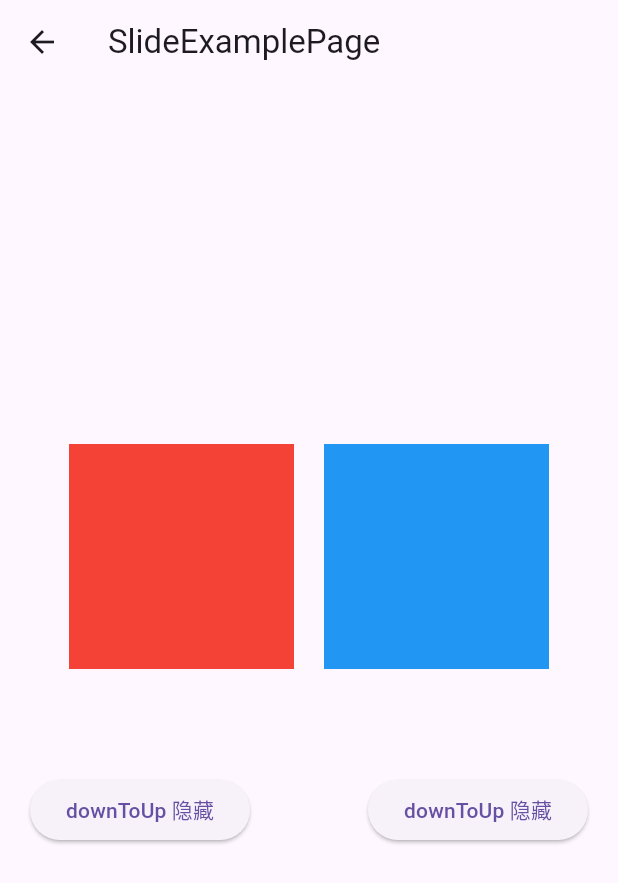
After one commit to 7-bit11/extension_animation, a Flutter app: the screen it shows after launch, after a tap on "slideUpOut&slideDownOut", on a phone screen of 412 x 824 dp. The commit adds this screen. Shown: the top 883 px of the screen. Run offline on Flutter 3.47's test engine with Material 3 defaults, Android fonts, the phone set to English and light mode, and no system bars.

Commit message:
✨ feat(SlideOutExample):

```diff
--- a/example/lib/main.dart
+++ b/example/lib/main.dart
@@ -1,6 +1,7 @@
 import 'package:extension_animation/extension/animation_extension.dart';
 import 'package:extension_animation_example/page/fade_example.dart';
 import 'package:extension_animation_example/page/slide_example.dart';
+import 'package:extension_animation_example/page/slide_out_example.dart';
 import 'package:flutter/material.dart';
 
 void main() {
@@ -69,17 +70,7 @@ class _HomePageState extends State<HomePage> {
         child: Padding(
           padding: const EdgeInsets.all(20.0),
           child: ListView(
-            children:
-                //     List.generate(2, (index) {
-                //   return
-                //   _buildItem("example fadeIn&fadeOut", "淡入淡出", () {
-                //     Navigator.push(
-                //       context,
-                //       MaterialPageRoute(builder: (_) => const FadeExamplePage()),
-                //     );
-                //   }).sildeUp();
-                // })
-                [
+            children: [
               _buildItem("example fadeIn&fadeOut", "淡入淡出", () {
                 Navigator.push(
                   context,
@@ -93,41 +84,14 @@ class _HomePageState extends State<HomePage> {
                   MaterialPageRoute(builder: (_) => const SlideExamplePage()),
                 );
               }),
-              _isVisible
-                  ? Container(
-                      width: 150,
-                      height: 150,
-                      color: Colors.red,
-                    )
-                      .sildeUp(
-
-                          ///动画时间
-                          duration: const Duration(seconds: 1),
-                          //延迟时间
-                          //delay: const Duration(seconds: 1),
-                          //动画曲线
-                          curve: Curves.easeInOut)
-                      .fadeIn()
-                      .sildeUpOut(
-                          onCreate: (controller) =>
-                              this.controller = controller)
-                  : const SizedBox(
-                      width: 150,
-                      height: 150,
-                    ).fadeIn(),
-              const SizedBox(height: 50),
-              ElevatedButton(
-                onPressed: () async {
-                  await controller?.forward().then((_) {
-                    debugPrint("动画执行成功！！");
-                  });
-                  controller = null;
-                  setState(() {
-                    _isVisible = !_isVisible;
-                  });
-                },
-                child: Text(_isVisible ? "隐藏" : "显示"),
-              ),
+              const SizedBox(height: 20),
+              _buildItem("slideUpOut&slideDownOut", "", () {
+                Navigator.push(
+                  context,
+                  MaterialPageRoute(
+                      builder: (_) => const SlideOutExamplePage()),
+                );
+              }),
             ],
           ),
         ),
--- /dev/null
+++ b/example/lib/page/slide_out_example.dart
@@ -0,0 +1,113 @@
+import 'package:extension_animation/extension/animation_extension.dart';
+import 'package:flutter/material.dart';
+
+class SlideOutExamplePage extends StatefulWidget {
+  const SlideOutExamplePage({super.key});
+
+  @override
+  State<SlideOutExamplePage> createState() => _SlideOutExamplePageState();
+}
+
+class _SlideOutExamplePageState extends State<SlideOutExamplePage> {
+  bool _isVisible = true;
+  bool _isVisible1 = true;
+  AnimationController? controller;
+  AnimationController? controller1;
+  @override
+  Widget build(BuildContext context) {
+    return Scaffold(
+      appBar: AppBar(title: const Text("SlideExamplePage")),
+      body: Center(
+        child: Column(
+          mainAxisAlignment: MainAxisAlignment.center,
+          children: [
+            Row(
+              mainAxisAlignment: MainAxisAlignment.center,
+              children: [
+                _isVisible
+                    ? Container(
+                        width: 150,
+                        height: 150,
+                        color: Colors.red,
+                      )
+                        .sildeUp(
+
+                            ///动画时间
+                            duration: const Duration(seconds: 1),
+                            //延迟时间
+                            //delay: const Duration(seconds: 1),
+                            //动画曲线
+                            curve: Curves.easeInOut)
+                        .fadeIn()
+                        .sildeUpOut(
+                            onCreate: (controller) =>
+                                this.controller = controller)
+                    : const SizedBox(
+                        width: 150,
+                        height: 150,
+                      ).fadeIn(),
+                const SizedBox(
+                  width: 20,
+                ),
+                _isVisible1
+                    ? Container(
+                        width: 150,
+                        height: 150,
+                        color: Colors.blue,
+                      )
+                        .sildeDown(
+
+                            ///动画时间
+                            duration: const Duration(seconds: 1),
+                            //延迟时间
+                            //delay: const Duration(seconds: 1),
+                            //动画曲线
+                            curve: Curves.easeInOut)
+                        .fadeIn()
+                        .sildeDownOut(
+                            onCreate: (controller) => controller1 = controller)
+                    : const SizedBox(
+                        width: 150,
+                        height: 150,
+                      ).fadeIn(),
+              ],
+            ),
+            const SizedBox(height: 50),
+            Padding(
+              padding: const EdgeInsets.all(20.0),
+              child: Row(
+                children: [
+                  ElevatedButton(
+                    onPressed: () async {
+                      await controller?.forward().then((_) {
+                        debugPrint("动画执行成功！！");
+                      });
+                      controller = null;
+                      setState(() {
+                        _isVisible = !_isVisible;
+                      });
+                    },
+                    child: Text("downToUp ${_isVisible ? "隐藏" : "显示"}"),
+                  ),
+                  const Spacer(),
+                  ElevatedButton(
+                    onPressed: () async {
+                      await controller1?.forward().then((_) {
+                        debugPrint("动画执行成功！！");
+                      });
+                      controller1 = null;
+                      setState(() {
+                        _isVisible1 = !_isVisible1;
+                      });
+                    },
+                    child: Text("downToUp ${_isVisible1 ? "隐藏" : "显示"}"),
+                  ),
+                ],
+              ),
+            )
+          ],
+        ),
+      ),
+    );
+  }
+}
--- a/lib/animations/slide/animated_slide_down.dart
+++ b/lib/animations/slide/animated_slide_down.dart
@@ -39,7 +39,7 @@ class _AnimationSlideState extends State<SlideDownAnimationBit>
       vsync: this,
     );
     _animation = Tween<Offset>(
-      begin: widget.begin ?? const Offset(0, -1), // 控制动画起始位置 (屏幕下方)
+      begin: widget.begin ?? const Offset(0, -2), // 控制动画起始位置 (屏幕下方)
       end: widget.end ?? const Offset(0, 0), // 控制动画结束位置 (屏幕中间)
     ).animate(CurvedAnimation(
         parent: _controller, curve: widget.curve ?? Curves.easeInOut));
```
